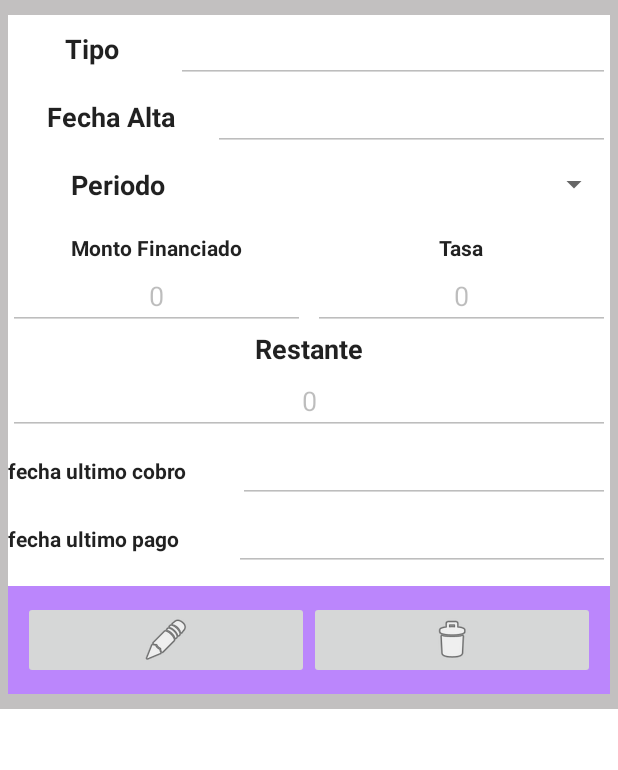
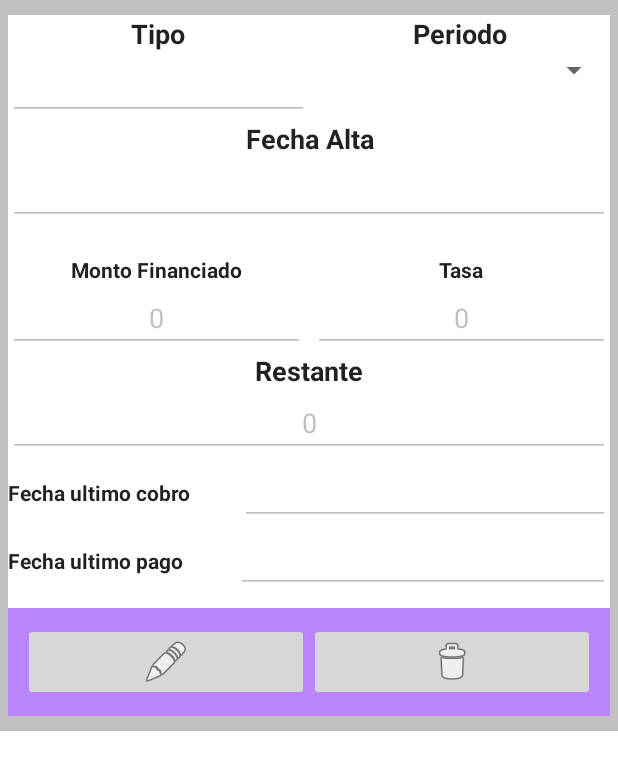
Before and after one commit to Graco-02/TePrestoOnlineX, an Android app: the layout prestamo_view.xml on its own in the app's theme, with its tools: preview values and no code run, on a phone screen of 412 x 824 dp. Shown: the top 770 px of the screen. Run offline under Robolectric (Android 15) with nearby library versions, the phone set to English and light mode, and no system bars.

Commit message:
Modificaciones 2021-11-06

```diff
--- a/app/src/main/res/layout/prestamo_view.xml
+++ b/app/src/main/res/layout/prestamo_view.xml
@@ -32,23 +32,25 @@
 
                     <TextView
                         android:id="@+id/textView11"
-                        android:layout_width="wrap_content"
+                        android:layout_width="0dp"
                         android:layout_height="wrap_content"
-                        android:layout_weight="1"
+                        android:layout_weight="50"
                         android:text="Tipo"
                         android:textAlignment="center"
                         android:textAppearance="@style/TextAppearance.AppCompat.Body1"
                         android:textSize="18sp"
                         android:textStyle="bold" />
 
-                    <EditText
-                        android:id="@+id/prestamo_view_tipo"
-                        android:layout_width="wrap_content"
+                    <TextView
+                        android:id="@+id/textView5"
+                        android:layout_width="0dp"
                         android:layout_height="wrap_content"
-                        android:layout_weight="1"
-                        android:ems="10"
-                        android:enabled="false"
-                        android:inputType="textPersonName" />
+                        android:layout_weight="50"
+                        android:text="Periodo"
+                        android:textAlignment="center"
+                        android:textAppearance="@style/TextAppearance.AppCompat.Body1"
+                        android:textSize="18sp"
+                        android:textStyle="bold" />
 
                 </LinearLayout>
 
@@ -57,11 +59,36 @@
                     android:layout_height="wrap_content"
                     android:orientation="horizontal">
 
+                    <EditText
+                        android:id="@+id/prestamo_view_tipo"
+                        android:layout_width="0dp"
+                        android:layout_height="wrap_content"
+                        android:layout_weight="50"
+                        android:ems="10"
+                        android:enabled="false"
+                        android:inputType="textPersonName"
+                        android:textAlignment="center" />
+
+                    <Spinner
+                        android:id="@+id/prestamo_view_periodo"
+                        android:layout_width="0dp"
+                        android:layout_height="wrap_content"
+                        android:layout_weight="50"
+                        android:textAlignment="center" />
+
+                </LinearLayout>
+
+                <LinearLayout
+                    android:layout_width="match_parent"
+                    android:layout_height="wrap_content"
+                    android:orientation="vertical">
+
+
                     <TextView
                         android:id="@+id/textView9"
-                        android:layout_width="wrap_content"
+                        android:layout_width="match_parent"
                         android:layout_height="wrap_content"
-                        android:layout_weight="1"
+                        android:layout_weight="40"
                         android:text="Fecha Alta"
                         android:textAlignment="center"
                         android:textAppearance="@style/TextAppearance.AppCompat.Body1"
@@ -70,35 +97,15 @@
 
                     <EditText
                         android:id="@+id/prestamo_view_fecalta"
-                        android:layout_width="wrap_content"
+                        android:layout_width="match_parent"
                         android:layout_height="wrap_content"
-                        android:layout_weight="1"
+                        android:layout_weight="40"
                         android:ems="10"
                         android:enabled="false"
-                        android:inputType="date" />
+                        android:inputType="date"
+                        android:textAlignment="center" />
                 </LinearLayout>
-                <LinearLayout
-                    android:layout_width="match_parent"
-                    android:layout_height="wrap_content"
-                    android:layout_marginTop="10dp"
-                    android:orientation="horizontal">
 
-                    <TextView
-                        android:id="@+id/textView5"
-                        android:layout_width="0dp"
-                        android:layout_height="wrap_content"
-                        android:layout_weight="40"
-                        android:text="Periodo"
-                        android:textAlignment="center"
-                        android:textAppearance="@style/TextAppearance.AppCompat.Body1"
-                        android:textSize="18sp"
-                        android:textStyle="bold" />
-                    <Spinner
-                        android:id="@+id/prestamo_view_periodo"
-                        android:layout_width="0dp"
-                        android:layout_height="wrap_content"
-                        android:layout_weight="70" />
-                </LinearLayout>
 
                 <LinearLayout
                     android:layout_width="match_parent"
@@ -290,7 +297,7 @@
                             android:layout_width="wrap_content"
                             android:layout_height="wrap_content"
                             android:layout_weight="1"
-                            android:text="fecha ultimo cobro"
+                            android:text="Fecha ultimo cobro"
                             android:textAppearance="@style/TextAppearance.AppCompat.Body1"
                             android:textStyle="bold" />
 
@@ -315,7 +322,7 @@
                             android:layout_width="wrap_content"
                             android:layout_height="wrap_content"
                             android:layout_weight="1"
-                            android:text="fecha ultimo pago"
+                            android:text="Fecha ultimo pago"
                             android:textAppearance="@style/TextAppearance.AppCompat.Body1"
                             android:textStyle="bold" />
 
@@ -383,7 +390,7 @@
                             android:layout_width="wrap_content"
                             android:layout_height="wrap_content"
                             android:layout_weight="1"
-                            android:text="AMORIZACIONES"
+                            android:text="AMORTIZACIONES"
                             android:textAlignment="center"
                             android:textAppearance="@style/TextAppearance.AppCompat.Body1"
                             android:textColor="@color/white" />
```
Also changed, not shown: app/src/main/java/com/example/teprestoonline/Controladores/Prestamo_ctr.java (+46 -0 lines), app/src/main/java/com/example/teprestoonline/listado_prestamo.java (+36 -7 lines), app/src/main/java/com/example/teprestoonline/prestamo_alta.java (+52 -85 lines).
